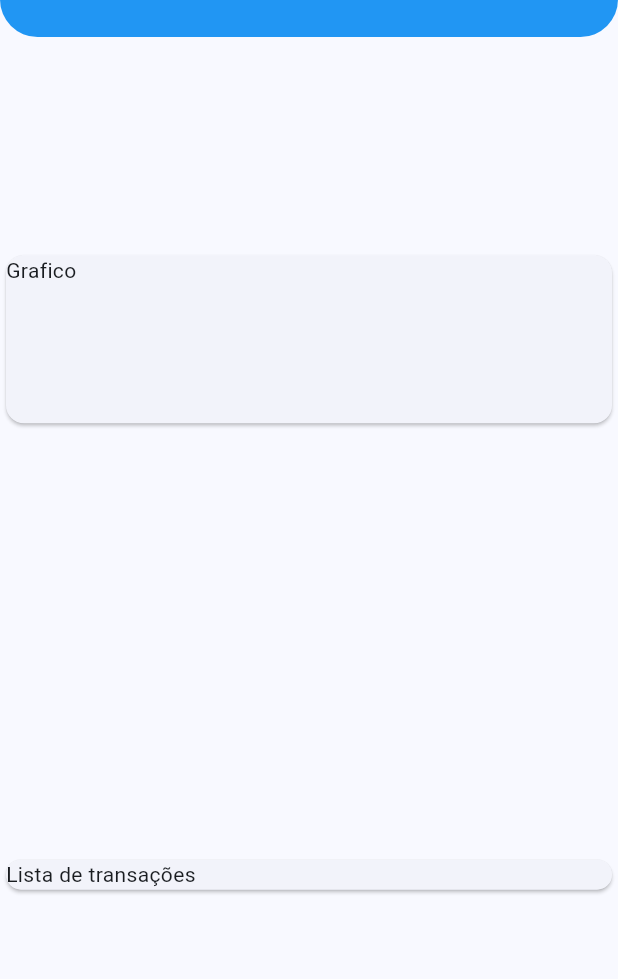
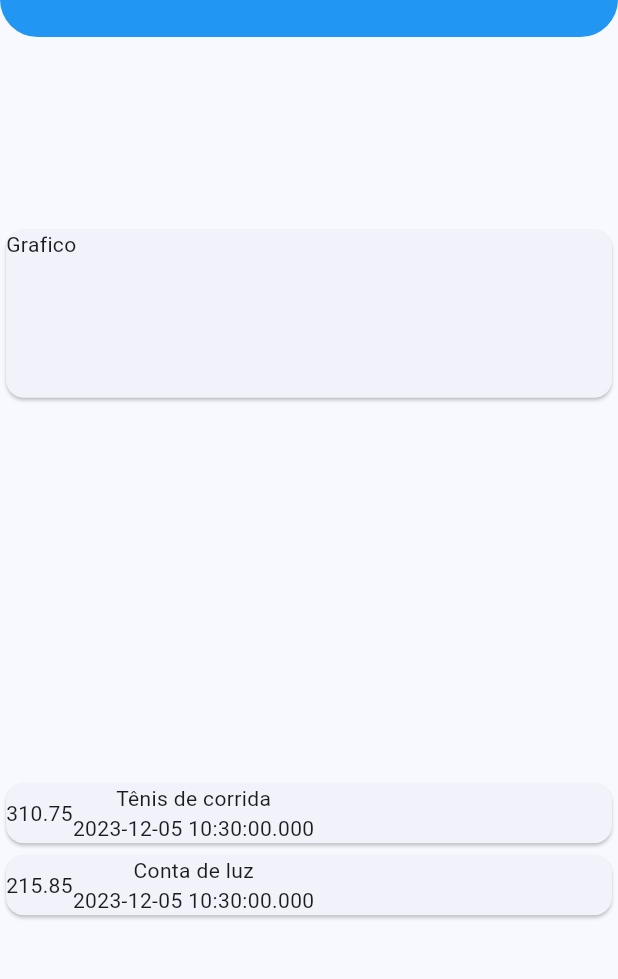
Before and after one commit to lpgstudio/Flutter-Expenses-Cod3r, a Flutter app: the screen it shows after launch, on a phone screen of 412 x 824 dp, the part 128-1107 px from its top. Run offline on Flutter 3.47's test engine with Material 3 defaults, Android fonts, the phone set to English and light mode, and no system bars.

Commit message:
cards inicio

```diff
--- a/lib/main.dart
+++ b/lib/main.dart
@@ -55,18 +55,37 @@ class MyHomePage extends StatelessWidget {
           'Expenses',
         ),
       ),
-      body: const Column(
+      body: Column(
         mainAxisAlignment: MainAxisAlignment.spaceAround,
         crossAxisAlignment: CrossAxisAlignment.stretch,
         children: [
-          SizedBox(
+          const SizedBox(
             height: 120,
             child: Card(
               child: Text('Grafico'),
             ),
           ),
-          Card(
-            child: Text('Lista de transações'),
+          Column(
+            crossAxisAlignment: CrossAxisAlignment.stretch,
+            children: _transaction.map((tr) {
+              return Card(
+                child: Row(
+                  children: [
+                    // Preço
+                    Container(
+                      child: Text(tr.value.toString()),
+                    ),
+                    // Produto
+                    Column(
+                      children: [
+                        Text(tr.title),
+                        Text(tr.date.toString()),
+                      ],
+                    )
+                  ],
+                ),
+              );
+            }).toList(),
           ),
         ],
       ),
```
